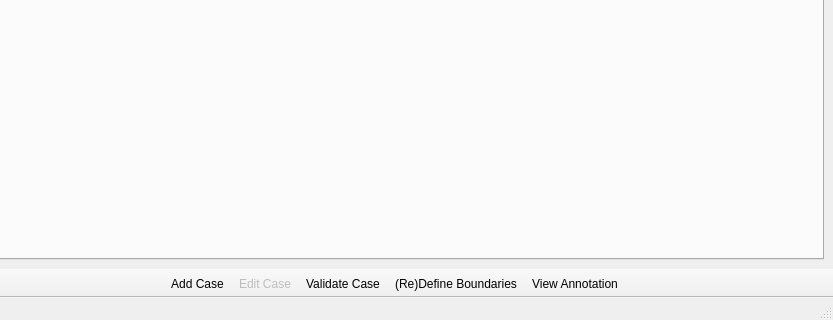
Above: ui/forms/TNLP_MW.ui from sorice/QtNLP-Linguist before the change; both pictures show x 120 to 953 and y 291 to 611 of the 953 by 611 pixel window. Below: the same form after it.
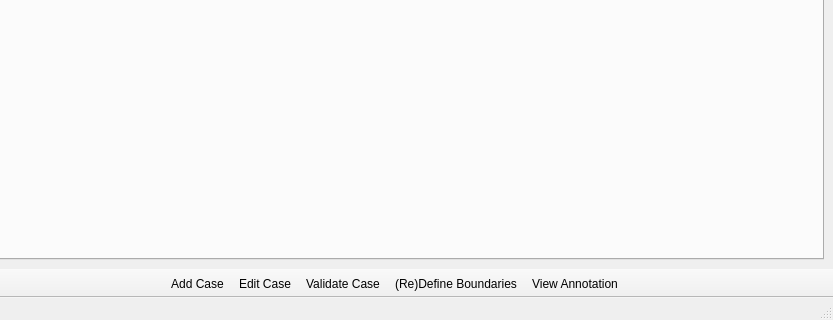
That is the form after the change. Icons and pictures are not drawn.

```diff
--- a/ui/forms/TNLP_MW.ui
+++ b/ui/forms/TNLP_MW.ui
@@ -273,7 +273,7 @@
   </action>
   <action name="actionEdit_Case">
    <property name="enabled">
-    <bool>false</bool>
+    <bool>true</bool>
    </property>
    <property name="icon">
     <iconset>
```
Left out of the diff: 20 changed lines with no effect on the pictures.
